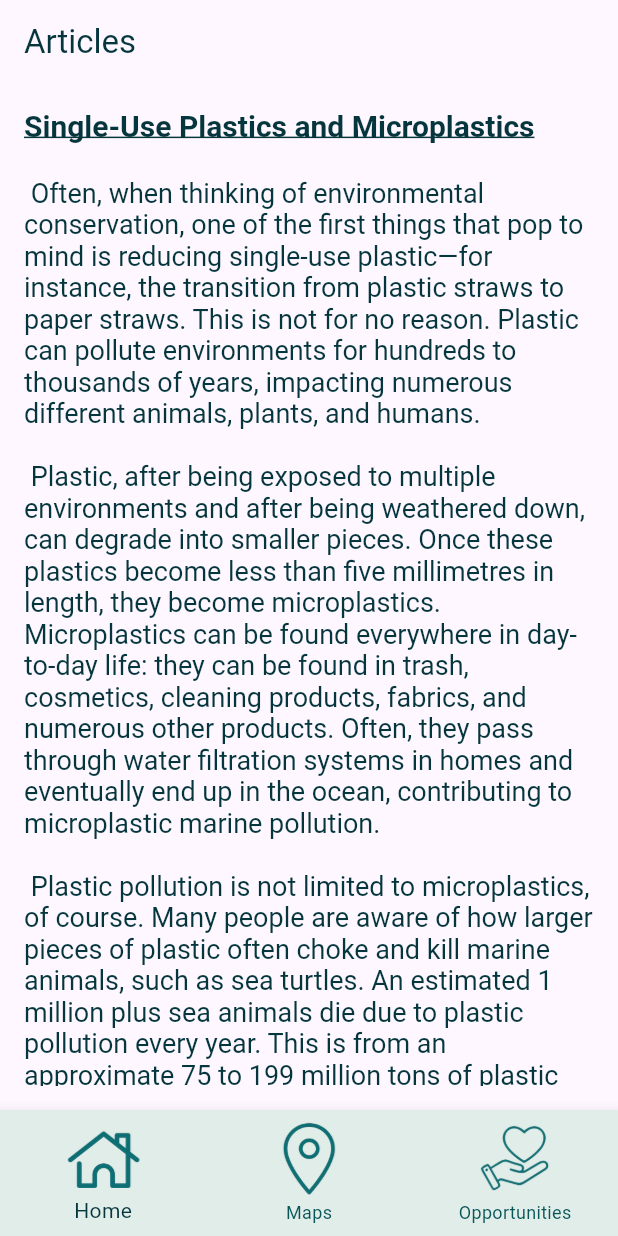
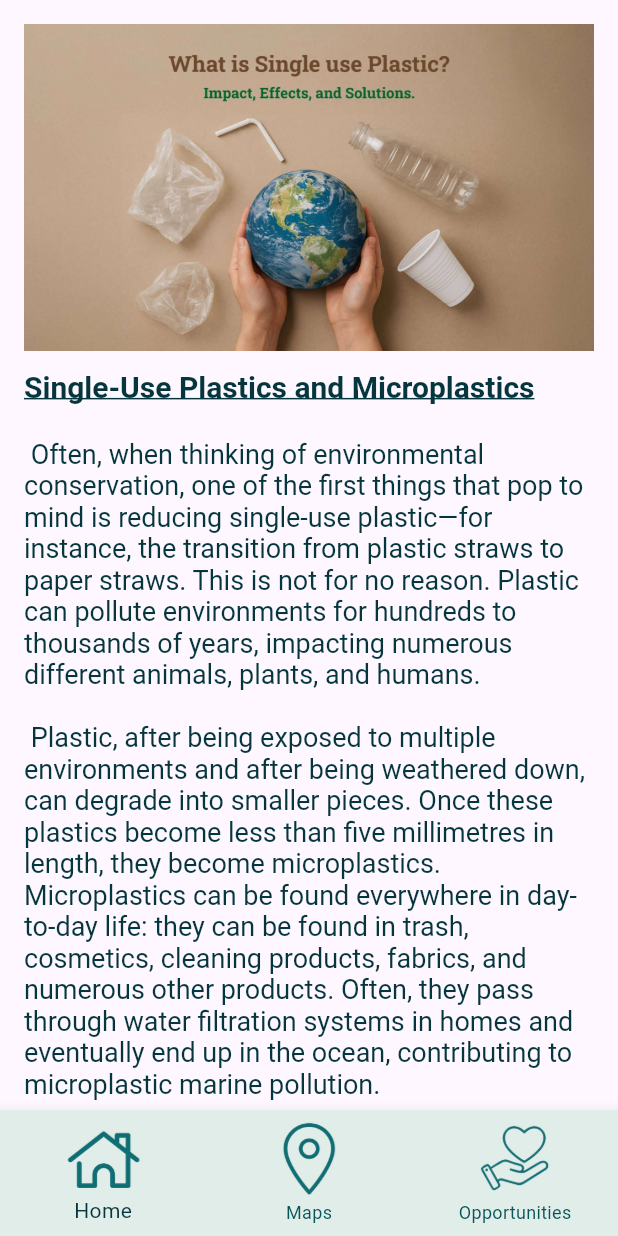
Before and after one commit to vic-tor-ia0314/ottawater, a Flutter app: the screen it shows after launch, after a tap on "What can I do?", on a phone screen of 412 x 824 dp. Run offline on Flutter 3.47's test engine with Material 3 defaults, Android fonts, the phone set to English and light mode, and no system bars; our stand-ins replace csv, flutter_map, latlong2; network calls fail.

Commit message:
updated app

```diff
--- /dev/null
+++ b/ottawater/lib/pages/article1.dart
@@ -0,0 +1,110 @@
+import 'package:flutter/material.dart';
+import 'package:ottawater/core/theme/app_colors.dart';
+import 'bottom_nav_bar.dart';
+
+void main() {
+  runApp(const WhatCanIDo());
+}
+
+class WhatCanIDo extends StatelessWidget {
+  const WhatCanIDo({super.key});
+
+  @override
+  Widget build(BuildContext context) {
+    return MaterialApp(
+      title: 'Formatted Text Demo',
+      home: const MyHomePage(),
+    );
+  }
+}
+
+class MyHomePage extends StatelessWidget {
+  const MyHomePage({super.key});
+
+  @override
+  Widget build(BuildContext context) {
+    return Scaffold(
+      body: SingleChildScrollView(
+        child: Padding(
+          padding: const EdgeInsets.all(16.0),
+          child: Column(
+            crossAxisAlignment: CrossAxisAlignment.start,
+            children: [
+              Image.asset(
+                'assets/images/plastic.webp',
+                fit: BoxFit.cover,
+              ),
+
+              const SizedBox(height: 12),
+
+              RichText(
+                text: const TextSpan(
+                  style: TextStyle(color: AppColors.accent2),
+                  children: [
+                    TextSpan(
+                      text:
+                          'Single-Use Plastics and Microplastics\n\n',
+                      style: TextStyle(
+                        decoration: TextDecoration.underline,
+                        fontSize: 20,
+                        fontWeight: FontWeight.bold,
+                      ),
+                    ),
+                    TextSpan(
+                      text:
+                          '\tOften, when thinking of environmental conservation, one of the first things that pop to mind is reducing single-use plastic—for instance, the transition from plastic straws to paper straws. This is not for no reason. Plastic can pollute environments for hundreds to thousands of years, impacting numerous different animals, plants, and humans.\n\n',
+                      style: TextStyle(
+                        decoration: TextDecoration.none,
+                        fontSize: 18,
+                        fontWeight: FontWeight.normal,
+                      ),
+                    ),
+                    TextSpan(
+                      text:
+                          '\tPlastic, after being exposed to multiple environments and after being weathered down, can degrade into smaller pieces. Once these plastics become less than five millimetres in length, they become microplastics. Microplastics can be found everywhere in day-to-day life: they can be found in trash, cosmetics, cleaning products, fabrics, and numerous other products. Often, they pass through water filtration systems in homes and eventually end up in the ocean, contributing to microplastic marine pollution.\n\n',
+                      style: TextStyle(
+                        decoration: TextDecoration.none,
+                        fontSize: 18,
+                        fontWeight: FontWeight.normal,
+                      ),
+                    ),
+                    TextSpan(
+                      text:
+                          '\tPlastic pollution is not limited to microplastics, of course. Many people are aware of how larger pieces of plastic often choke and kill marine animals, such as sea turtles. An estimated 1 million plus sea animals die due to plastic pollution every year. This is from an approximate 75 to 199 million tons of plastic waste currently in our oceans, with a yearly increase of 33 billion pounds.\n\n',
+                      style: TextStyle(
+                        decoration: TextDecoration.none,
+                        fontSize: 18,
+                        fontWeight: FontWeight.normal,
+                      ),
+                    ),
+                    TextSpan(
+                      text:
+                          '\tAlthough all these numbers may seem frightening, there is one easy way that you can help today: reduce your use of single-use plastics. These are any plastic products that you use only one time before disposing of them. For instance, plastic grocery bags, bottled water, coffee cups, plastic straws, and more. Instead, shift to more reusable options—reusable bags, reusable water bottles, metal or glass cups and straws. Even small changes like this can result in major improvements in plastic pollution in the Ottawa River and, on a larger scale, our oceans. You can make a difference today, even if small.\n\n',
+                      style: TextStyle(
+                        decoration: TextDecoration.none,
+                        fontSize: 18,
+                        fontWeight: FontWeight.normal,
+                      ),
+                    ),
+                    TextSpan(
+                      text:
+                          'https://www.plasticsoupfoundation.org/en/news/it-is-estimated-that-171-trillion-microplastic-particles-float-in-the-ocean\n',
+                      style: TextStyle(
+                        decoration: TextDecoration.none,
+                        fontSize: 18,
+                        fontWeight: FontWeight.normal,
+                        color: Colors.blue
+                      ),
+
+                    ),
+                  ],
+                ),
+              ),
+            ],
+          ),
+        ),
+      ),
+      bottomNavigationBar: const AppBottomNav(),
+    );
+  }
+}
--- a/ottawater/lib/pages/articles.dart
+++ /dev/null
@@ -1,64 +0,0 @@
-import 'package:flutter/material.dart';
-import 'package:ottawater/core/theme/app_colors.dart';
-import 'package:ottawater/core/theme/app_icons.dart';
-import 'bottom_nav_bar.dart';
-
-void main() {
-  runApp(const WhatCanIDo());
-}
-
-class WhatCanIDo extends StatelessWidget {
-  const WhatCanIDo({super.key});
-
-  @override
-  Widget build(BuildContext context) {
-    return MaterialApp(
-      title: 'Formatted Text Demo',
-      home: const MyHomePage(),
-    );
-  }
-}
-
-class MyHomePage extends StatelessWidget {
-  const MyHomePage({super.key});
-
-  @override
-  Widget build(BuildContext context) {
-    return Scaffold(
-      appBar: AppBar(
-        title: const Text('Articles', style: TextStyle(color: AppColors.accent2),),
-      ),
-      body: Padding(
-        padding: const EdgeInsets.all(16.0),
-        child: RichText(
-          text: const TextSpan(
-            style: TextStyle(color: AppColors.accent2),
-            children: [
-              TextSpan(
-                text: 'Single-Use Plastics and Microplastics\n\n',
-                style: TextStyle(decoration: TextDecoration.underline, fontSize: 20, fontWeight: FontWeight.bold)
-              ),
-              TextSpan(
-                text: '\tOften, when thinking of environmental conservation, one of the first things that pop to mind is reducing single-use plastic—for instance, the transition from plastic straws to paper straws. This is not for no reason. Plastic can pollute environments for hundreds to thousands of years, impacting numerous different animals, plants, and humans.\n\n',
-                style: TextStyle(decoration: TextDecoration.none, fontSize: 18, fontWeight: FontWeight.normal)
-              ),
-              TextSpan(
-                text: '\tPlastic, after being exposed to multiple environments and after being weathered down, can degrade into smaller pieces. Once these plastics become less than five millimetres in length, they become microplastics. Microplastics can be found everywhere in day-to-day life: they can be found in trash, cosmetics, cleaning products, fabrics, and numerous other products. Often, they pass through water filtration systems in homes and eventually end up in the ocean, contributing to microplastic marine pollution.\n\n',
-                style: TextStyle(decoration: TextDecoration.none, fontSize: 18, fontWeight: FontWeight.normal)
-              ),
-              TextSpan(
-                text: '\tPlastic pollution is not limited to microplastics, of course. Many people are aware of how larger pieces of plastic often choke and kill marine animals, such as sea turtles. An estimated 1 million plus sea animals die due to plastic pollution every year. This is from an approximate 75 to 199 million tons of plastic waste currently in our oceans, with a yearly increase of 33 billion pounds.\n\n',
-                style: TextStyle(decoration: TextDecoration.none, fontSize: 18, fontWeight: FontWeight.normal)
-              ),
-              TextSpan(
-                text: '\tAlthough all these numbers may seem frightening, there is one easy way that you can help today: reduce your use of single-use plastics. These are any plastic products that you use only one time before disposing of them. For instance, plastic grocery bags, bottled water, coffee cups, plastic straws, and more. Instead, shift to more reusable options—reusable bags, reusable water bottles, metal or glass cups and straws. Even small changes like this can result in major improvements in plastic pollution in the Ottawa River and, on a larger scale, our oceans. You can make a difference today, even if small.\n\n',
-                style: TextStyle(decoration: TextDecoration.none, fontSize: 18, fontWeight: FontWeight.normal)
-              ),
-            ],
-          ),
-        ),
-      ),
-      bottomNavigationBar: const AppBottomNav(),
-    );
-  }
-}
--- a/ottawater/lib/pages/home_page.dart
+++ b/ottawater/lib/pages/home_page.dart
@@ -1,7 +1,7 @@
 import 'package:flutter/material.dart';
 import 'package:ottawater/core/theme/app_colors.dart';
 import 'package:ottawater/core/theme/app_icons.dart';
-import 'package:ottawater/pages/articles.dart';
+import 'package:ottawater/pages/article1.dart';
 import 'bottom_nav_bar.dart';
 import 'package:url_launcher/url_launcher.dart';
 
```
Also changed, not shown: ottawater/lib/pages/maps.dart (+94 -57 lines), ottawater/pubspec.yaml (+3 -5 lines), ottawater/assets/images/clothing.webp (added), ottawater/assets/images/plastic.webp (added), ottawater/assets/images/rrr.webp (added).
